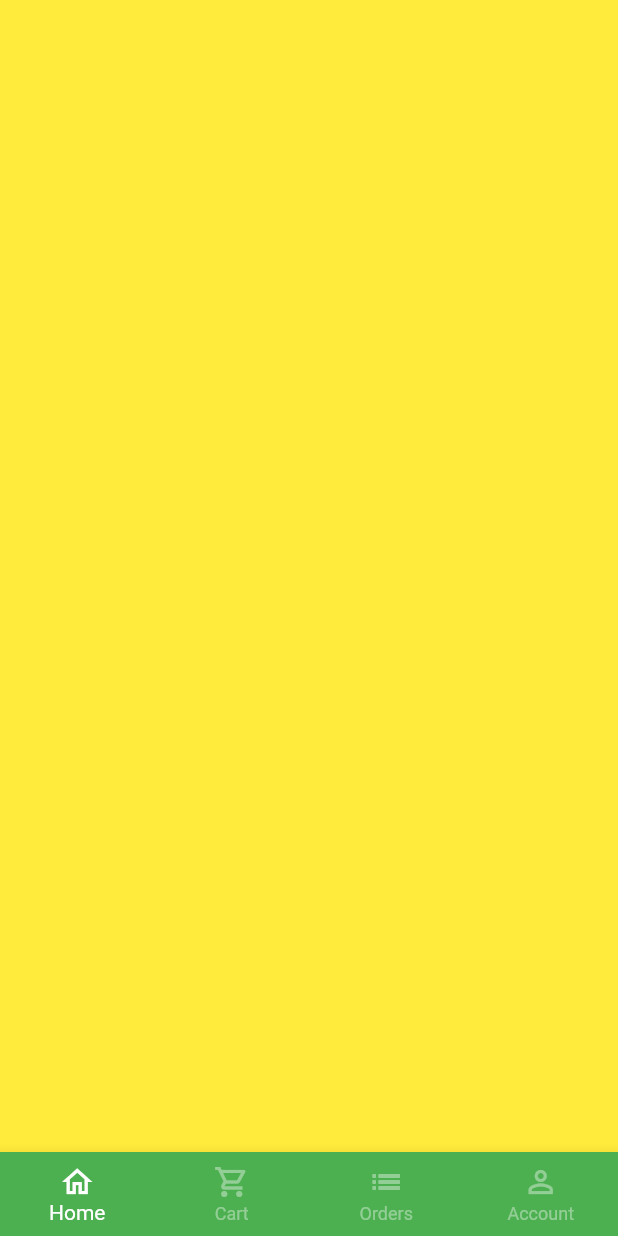
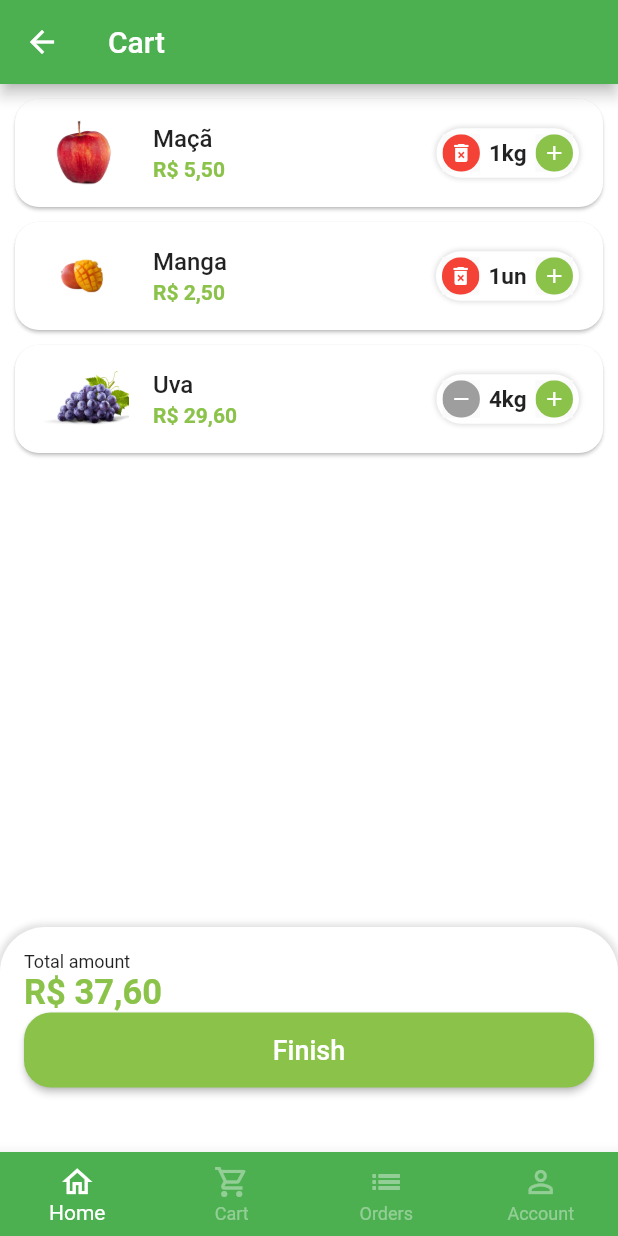
Before and after one commit to JoaoPauloHenriqueSiqueira/quitandaApp, a Flutter app: the BaseScreen screen opened directly, swiped to page 2, on a phone screen of 412 x 824 dp. Run offline on Flutter 3.47's test engine with Material 2 defaults, Android fonts, the phone set to English and light mode, and no system bars; our stand-ins replace animated_text_kit, badges, mask_text_input_formatter.

Commit message:
Cart screen wip

```diff
--- a/lib/src/config/app_data.dart
+++ b/lib/src/config/app_data.dart
@@ -1,3 +1,4 @@
+import 'package:quitanda/src/models/cart_item_model.dart';
 import 'package:quitanda/src/models/item_model.dart';
 
 ItemModel apple = ItemModel(
@@ -64,4 +65,17 @@ List<ItemModel> items = [
   papaya,
 ];
 
-List<String> categories = ["Frutas","Legumes","Lacticineos","Verduras", "Carnes","Cereais"];
+List<String> categories = [
+  "Frutas",
+  "Legumes",
+  "Lacticineos",
+  "Verduras",
+  "Carnes",
+  "Cereais"
+];
+
+List<CartItemModel> cartItems = [
+  CartItemModel(item: apple, quantity: 1),
+  CartItemModel(item: mango, quantity: 1),
+  CartItemModel(item: grape, quantity: 4),
+];
--- /dev/null
+++ b/lib/src/models/cart_item_model.dart
@@ -0,0 +1,12 @@
+import 'package:quitanda/src/models/item_model.dart';
+
+class CartItemModel {
+  late ItemModel item;
+  late int quantity;
+
+  CartItemModel({required this.item, required this.quantity});
+
+  double totalPrice() {
+    return item.price * quantity;
+  }
+}
--- a/lib/src/pages/base/base_screen.dart
+++ b/lib/src/pages/base/base_screen.dart
@@ -1,4 +1,5 @@
 import 'package:flutter/material.dart';
+import 'package:quitanda/src/pages/cart/cart_tab.dart';
 import 'package:quitanda/src/pages/home/home_tab.dart';
 
 class BaseScreen extends StatefulWidget {
@@ -21,7 +22,7 @@ class _BaseScreenState extends State<BaseScreen> {
         controller: pageController,
         children: [
           HomeTab(),
-          Container(color: Colors.yellow),
+          CartTab(),
           Container(color: Colors.blue),
           Container(color: Colors.purple),
         ],
--- /dev/null
+++ b/lib/src/pages/cart/cart_tab.dart
@@ -0,0 +1,126 @@
+import 'package:flutter/material.dart';
+import 'package:quitanda/src/config/app_data.dart' as app_data;
+import 'package:quitanda/src/config/custom_colors.dart';
+import 'package:quitanda/src/models/cart_item_model.dart';
+import 'package:quitanda/src/pages/cart/components/cart_tile.dart';
+import 'package:quitanda/src/services/util_services.dart';
+
+class CartTab extends StatefulWidget {
+  CartTab({Key? key}) : super(key: key);
+
+  @override
+  State<CartTab> createState() => _CartTabState();
+}
+
+class _CartTabState extends State<CartTab> {
+  final UtilServices utilService = UtilServices();
+
+  void removeItemFromCart(CartItemModel cartItem) {
+    setState(() {
+      app_data.cartItems.remove(cartItem);
+    });
+  }
+
+  double cartTotalPrice() {
+    double total = 0;
+    for (var item in app_data.cartItems) {
+      total += item.totalPrice();
+    }
+    return total;
+  }
+
+  @override
+  Widget build(BuildContext context) {
+    return Scaffold(
+      appBar: AppBar(
+        title: Text("Cart"),
+      ),
+      body: Column(
+        children: [
+          Expanded(
+              child: ListView.builder(
+            itemCount: app_data.cartItems.length,
+            itemBuilder: (_, index) {
+              return CartTile(
+                  cartItem: app_data.cartItems[index],
+                  remove: removeItemFromCart);
+            },
+          )),
+          Container(
+            padding: EdgeInsets.all(16),
+            height: 150,
+            decoration: BoxDecoration(
+                color: Colors.white,
+                borderRadius: BorderRadius.vertical(top: Radius.circular(30)),
+                boxShadow: [
+                  BoxShadow(
+                      color: Colors.grey.shade300,
+                      blurRadius: 3,
+                      spreadRadius: 2)
+                ]),
+            child: Column(
+              crossAxisAlignment: CrossAxisAlignment.stretch,
+              children: [
+                Text("Total amount", style: TextStyle(fontSize: 12)),
+                Text(
+                  utilService.priceToCurrency(cartTotalPrice()),
+                  style: TextStyle(
+                      fontSize: 23,
+                      color: CustomColors.customSwatchCOlor,
+                      fontWeight: FontWeight.bold),
+                ),
+                SizedBox(
+                  height: 50,
+                  child: ElevatedButton(
+                      style: ElevatedButton.styleFrom(
+                          primary: CustomColors.customSwatchCOlor,
+                          shape: RoundedRectangleBorder(
+                              borderRadius: BorderRadius.circular(18))),
+                      onPressed: () async{
+                        bool? result = await showOrderConfirmation();
+                        print(result);
+                      },
+                      child: Text(
+                        "Finish",
+                        style: TextStyle(fontSize: 18),
+                      )),
+                )
+              ],
+            ),
+          ),
+        ],
+      ),
+    );
+  }
+
+  Future<bool?> showOrderConfirmation() {
+    return showDialog(
+        context: context,
+        builder: (c) {
+          return AlertDialog(
+            shape:
+                RoundedRectangleBorder(borderRadius: BorderRadius.circular(20)),
+            title: Text("Confirm"),
+            content: Text("Do you want to finalize your order?"),
+            actions: [
+              TextButton(
+                onPressed: () {
+
+                  Navigator.of(context).pop(false);
+                },
+                child: Text("No"),
+              ),
+              ElevatedButton(
+                  style: ElevatedButton.styleFrom(
+                      shape: RoundedRectangleBorder(
+                          borderRadius: BorderRadius.circular(20))),
+                  onPressed: () {
+                    Navigator.of(context).pop(true);
+
+                  },
+                  child: Text("Yes"))
+            ],
+          );
+        });
+  }
+}
--- /dev/null
+++ b/lib/src/pages/cart/components/cart_tile.dart
@@ -0,0 +1,57 @@
+import 'package:flutter/material.dart';
+import 'package:quitanda/src/config/custom_colors.dart';
+import 'package:quitanda/src/models/cart_item_model.dart';
+import 'package:quitanda/src/pages/common_widgets/quantity_widget.dart';
+import 'package:quitanda/src/services/util_services.dart';
+
+class CartTile extends StatefulWidget {
+  final CartItemModel cartItem;
+  final Function(CartItemModel) remove;
+
+  CartTile({Key? key, required this.cartItem, required this.remove }) : super(key: key);
+
+  @override
+  State<CartTile> createState() => _CartTileState();
+}
+
+class _CartTileState extends State<CartTile> {
+  final UtilServices utilServices = UtilServices();
+
+  @override
+  Widget build(BuildContext context) {
+    return Card(
+      margin: EdgeInsets.fromLTRB(10, 10, 10, 0),
+      shape: RoundedRectangleBorder(borderRadius: BorderRadius.circular(16)),
+      child: ListTile(
+        leading: Image.asset(
+          widget.cartItem.item.imgUrl,
+          height: 60,
+          width: 60,
+        ),
+        title: Text(
+          widget.cartItem.item.itemName,
+          style: TextStyle(fontWeight: FontWeight.w500),
+        ),
+        subtitle: Text(
+          utilServices.priceToCurrency(widget.cartItem.totalPrice()),
+          style: TextStyle(
+              color: CustomColors.customSwatchCOlor,
+              fontWeight: FontWeight.bold),
+        ),
+        trailing: QuantityWidget(
+            suffixText: widget.cartItem.item.unit,
+            result: (quantity) {
+              setState(() {
+                widget.cartItem.quantity = quantity;
+                if(quantity == 0){
+                  widget.remove(widget.cartItem);
+                }
+              });
+            },
+            value: widget.cartItem.quantity,
+            isRemovable: true,),
+
+      ),
+    );
+  }
+}
--- /dev/null
+++ b/lib/src/pages/common_widgets/quantity_widget.dart
@@ -0,0 +1,103 @@
+import 'package:flutter/material.dart';
+import 'package:quitanda/src/config/custom_colors.dart';
+
+class QuantityWidget extends StatelessWidget {
+  final int value;
+  final String suffixText;
+  final Function(int quantity) result;
+  final bool isRemovable;
+
+  const QuantityWidget({
+    Key? key,
+    required this.value,
+    required this.suffixText,
+    required this.result,
+    this.isRemovable = false,
+  }) : super(key: key);
+
+  @override
+  Widget build(BuildContext context) {
+    return Container(
+      padding: const EdgeInsets.all(4),
+      decoration: BoxDecoration(
+        color: Colors.white,
+        borderRadius: BorderRadius.circular(50),
+        boxShadow: [
+          BoxShadow(
+            color: Colors.grey.shade300,
+            spreadRadius: 1,
+            blurRadius: 2,
+          )
+        ],
+      ),
+      child: Row(
+        mainAxisSize: MainAxisSize.min,
+        children: [
+          _QuantityButton(
+            color: !isRemovable || value > 1 ? Colors.grey : Colors.red,
+            icon:
+            !isRemovable || value > 1 ? Icons.remove : Icons.delete_forever,
+            onPressed: () {
+              if (value == 1 && !isRemovable) return;
+              int resultCount = value - 1;
+
+              result(resultCount);
+            },
+          ),
+          Padding(
+            padding: const EdgeInsets.symmetric(horizontal: 6),
+            child: Text(
+              '$value$suffixText',
+              style: const TextStyle(fontWeight: FontWeight.bold, fontSize: 15),
+            ),
+          ),
+          _QuantityButton(
+            color: CustomColors.customSwatchCOlor,
+            icon: Icons.add,
+            onPressed: () {
+              int resultCount = value + 1;
+
+              result(resultCount);
+            },
+          ),
+        ],
+      ),
+    );
+  }
+}
+
+class _QuantityButton extends StatelessWidget {
+  final Color color;
+  final IconData icon;
+  final VoidCallback onPressed;
+
+  const _QuantityButton({
+    Key? key,
+    required this.color,
+    required this.icon,
+    required this.onPressed,
+  }) : super(key: key);
+
+  @override
+  Widget build(BuildContext context) {
+    return Material(
+      child: InkWell(
+        borderRadius: BorderRadius.circular(50),
+        onTap: onPressed,
+        child: Ink(
+          height: 25,
+          width: 25,
+          decoration: BoxDecoration(
+            shape: BoxShape.circle,
+            color: color,
+          ),
+          child: Icon(
+            icon,
+            color: Colors.white,
+            size: 16,
+          ),
+        ),
+      ),
+    );
+  }
+}
```
Also changed, not shown: lib/src/pages/home/components/ItemTile.dart (+13 -2 lines), lib/src/pages/home/home_tab.dart (+78 -41 lines), lib/src/pages/products/product_screen.dart (added, +139 -0 lines), 63 other files. Lines whose indentation alone changed are shown as unchanged.
